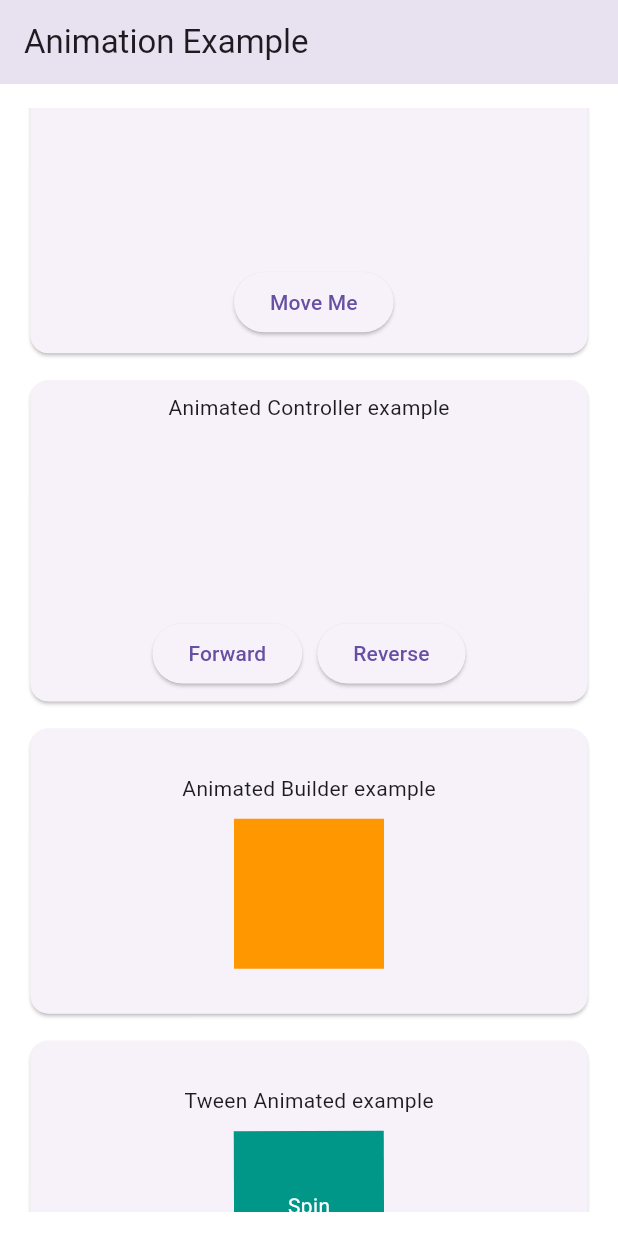
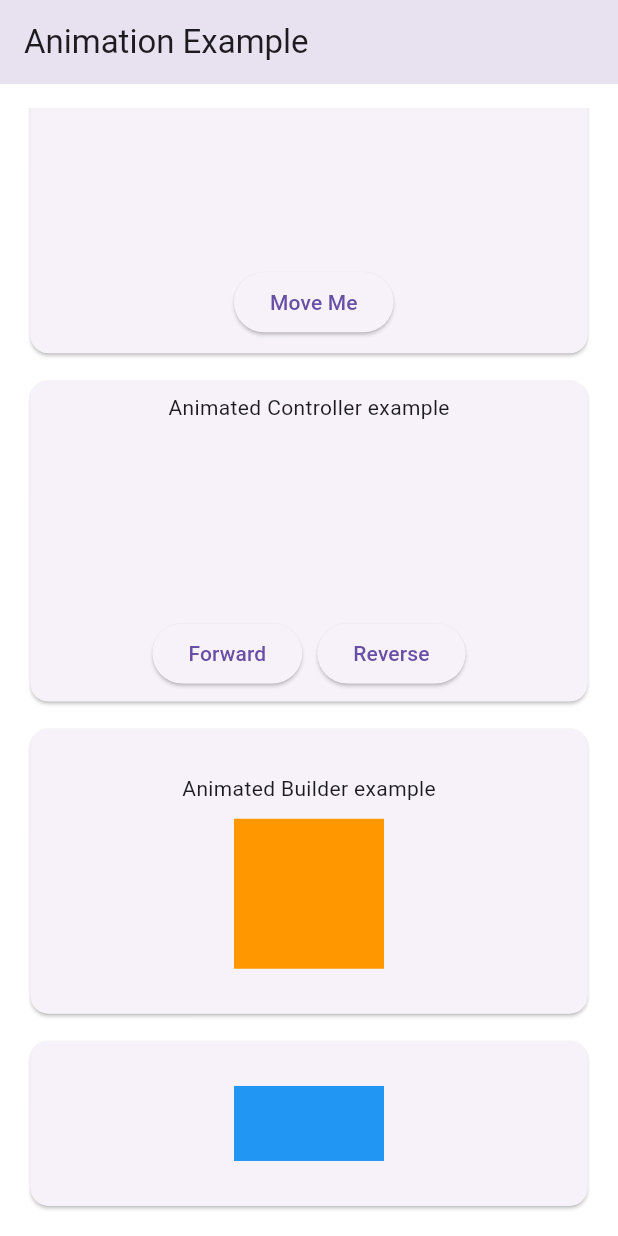
Before and after one commit to hossain72/Flutter_Code, a Flutter app: the screen it shows after launch, scrolled down 523 dp, on a phone screen of 412 x 824 dp. Run offline on Flutter 3.47's test engine with Material 3 defaults, Android fonts, the phone set to English and light mode, and no system bars; our stand-ins replace flutter_screenutil, flutter_svg.

Commit message:
hero animation example added

```diff
--- a/lib/app/pages/animation/animation_page.dart
+++ b/lib/app/pages/animation/animation_page.dart
@@ -3,11 +3,11 @@ import 'package:flutter_code/app/core/extensions/build_context/build_context_dev
 import 'package:flutter_code/app/pages/animation/animated_builder_example.dart';
 import 'package:flutter_code/app/pages/animation/animated_positioned_example.dart';
 import 'package:flutter_code/app/pages/animation/animation_controller_example.dart';
-import 'package:flutter_code/app/pages/animation/tween_animation_examplewith_animated_widget.dart';
 
 import 'package:flutter_screenutil/flutter_screenutil.dart';
 import 'animated_container_example.dart';
 import 'animated_opacity_example.dart';
+import 'hero_animation_example.dart';
 
 class AnimationPage extends StatelessWidget {
   const AnimationPage({super.key});
@@ -70,7 +70,7 @@ class AnimationPage extends StatelessWidget {
                 Card(
                   child: Padding(
                     padding: EdgeInsets.symmetric(vertical: 30),
-                    child: TweenAnimationExample(),
+                    child: HeroSourceScreen(),
                   ),
                 ),
               ],
--- /dev/null
+++ b/lib/app/pages/animation/hero_animation_example.dart
@@ -0,0 +1,45 @@
+import 'package:flutter/material.dart';
+
+// Hero Animation Example
+// Place this in two different screens for transition
+
+// First screen:
+class HeroSourceScreen extends StatelessWidget {
+  const HeroSourceScreen({super.key});
+
+  @override
+  Widget build(BuildContext context) {
+    return Center(
+      child: GestureDetector(
+        onTap: () {
+          Navigator.push(
+            context,
+            MaterialPageRoute(builder: (context) => HeroDestinationScreen()),
+          );
+        },
+        child: Hero(
+          tag: 'hero-rectangle',
+          child: Container(width: 100, height: 50, color: Colors.blue),
+        ),
+      ),
+    );
+  }
+}
+
+// Second screen:
+class HeroDestinationScreen extends StatelessWidget {
+  const HeroDestinationScreen({super.key});
+
+  @override
+  Widget build(BuildContext context) {
+    return Scaffold(
+      appBar: AppBar(title: Text('Hero Animation')),
+      body: Center(
+        child: Hero(
+          tag: 'hero-rectangle',
+          child: Container(width: 300, height: 150, color: Colors.blue),
+        ),
+      ),
+    );
+  }
+}
```
